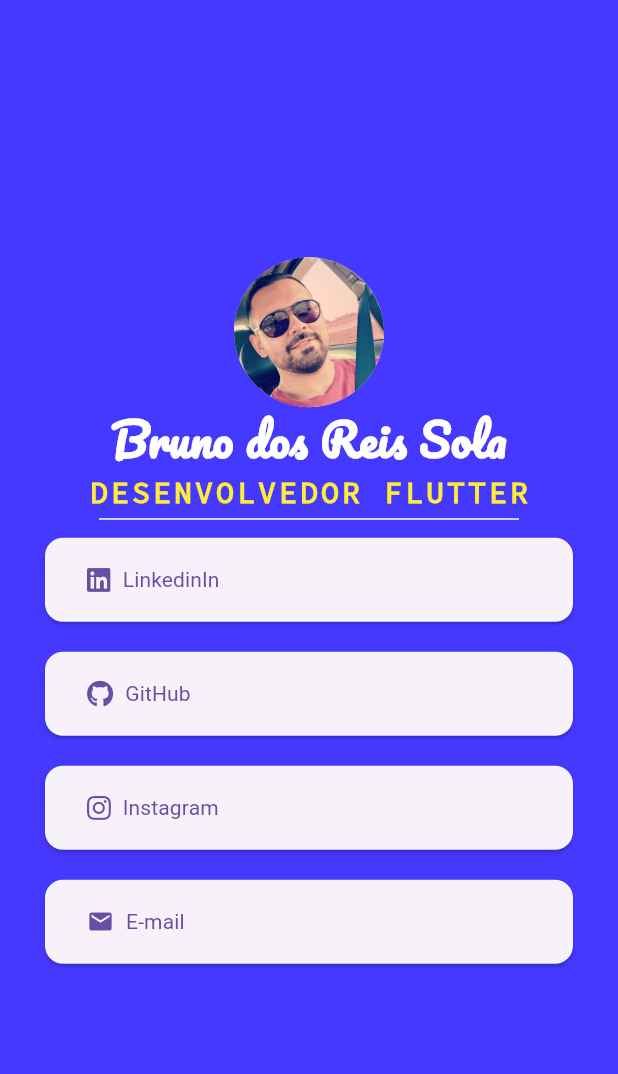
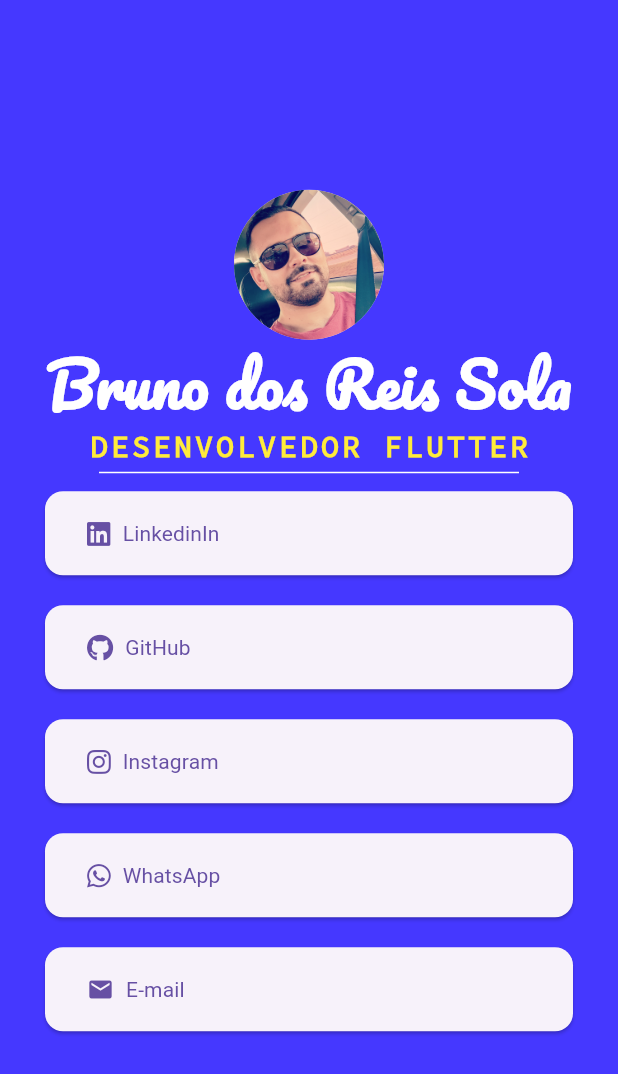
Before and after one commit to BrunoSola/my_card, a Flutter app: the screen it shows after launch, after a tap on "E-mail", on a phone screen of 412 x 824 dp. Shown: the top 1074 px of the screen. Run offline on Flutter 3.47's test engine with Material 3 defaults, Android fonts, the phone set to English and light mode, and no system bars; drawn by our look-alikes of auto_size_text; our stand-ins replace flutter_dotenv, font_awesome_flutter.

Commit message:
Adiciona nova funcionalidade whatsapp

```diff
--- a/lib/main.dart
+++ b/lib/main.dart
@@ -1,8 +1,11 @@
 import 'package:flutter/material.dart';
 import 'package:url_launcher/url_launcher.dart';
 import 'package:font_awesome_flutter/font_awesome_flutter.dart';
+import 'package:flutter_dotenv/flutter_dotenv.dart';
+import 'package:auto_size_text/auto_size_text.dart';
 
-void main() {
+Future<void> main() async {
+  await dotenv.load(fileName: ".env");
   runApp(const MyApp());
 }
 
@@ -26,6 +29,10 @@ class MyApp extends StatelessWidget {
 
   @override
   Widget build(BuildContext context) {
+      String telefone = dotenv.env['TELEFONE']?? 'telefone padrão';
+      String email = dotenv.env['EMAIL']?? 'E-mail padrão';
+
+
     return MaterialApp(
       home: Scaffold(
         backgroundColor: const Color.fromRGBO(69, 56, 255, 1),
@@ -38,14 +45,16 @@ class MyApp extends StatelessWidget {
                   backgroundImage: AssetImage('assets/images/perfil_avatar.jpg'),
                   radius: 50.0,
                 ),
-                const Text(
+                const AutoSizeText(
                   'Bruno dos Reis Sola',
                   style: TextStyle(
-                    fontSize: 30.0,
+                    fontSize: 40.0,
                     color: Colors.white,
                     fontWeight: FontWeight.bold,
                     fontFamily: 'Pacifico',
                   ),
+                  maxLines: 1,
+                  minFontSize: 12.0,
                 ),
                 const Text(
                   'DESENVOLVEDOR FLUTTER',
@@ -103,6 +112,18 @@ class MyApp extends StatelessWidget {
                     ),
                   ),
                 ),
+                Card( //Whatsapp
+                  margin: const EdgeInsets.symmetric(vertical: 10.0, horizontal: 30.0),
+                  child: ListTile(
+                    leading: TextButton.icon(
+                      icon: const FaIcon(FontAwesomeIcons.whatsapp),
+                      label: const Text('WhatsApp'),
+                      onPressed: () {
+                        abrirUrls('https://wa.me/$telefone?text=Gostei%20da%20apresentação%20digital');
+                      }
+                    ),
+                  ),
+                ),
                 Card( //E-mail
                   margin: const EdgeInsets.symmetric(vertical: 10.0, horizontal: 30.0),
                   child: ListTile(
@@ -110,7 +131,7 @@ class MyApp extends StatelessWidget {
                       icon: const Icon(Icons.email),
                       label: const Text('E-mail'),
                       onPressed: () {
-                        abrirUrls('mailto:brunosola.profissional@gmail.com');
+                        abrirUrls('mailto:$email');
                       }
                     ),
                   ),
--- a/pubspec.yaml
+++ b/pubspec.yaml
@@ -36,7 +36,9 @@ dependencies:
   # Use with the CupertinoIcons class for iOS style icons.
   cupertino_icons: ^1.0.8
   url_launcher: ^6.3.0
-  flutter_social_button: ^1.1.4+1
+  font_awesome_flutter: ^10.7.0
+  flutter_dotenv: ^5.1.0
+  auto_size_text: ^3.0.0
 
 dev_dependencies:
   flutter_test:
@@ -63,6 +65,7 @@ flutter:
   # To add assets to your application, add an assets section, like this:
   assets:
     - assets/images/
+    - .env
   #   - images/a_dot_ham.jpeg
 
   # An image asset can refer to one or more resolution-specific "variants", see
```
Also changed, not shown: pubspec.lock, 1 other file.
